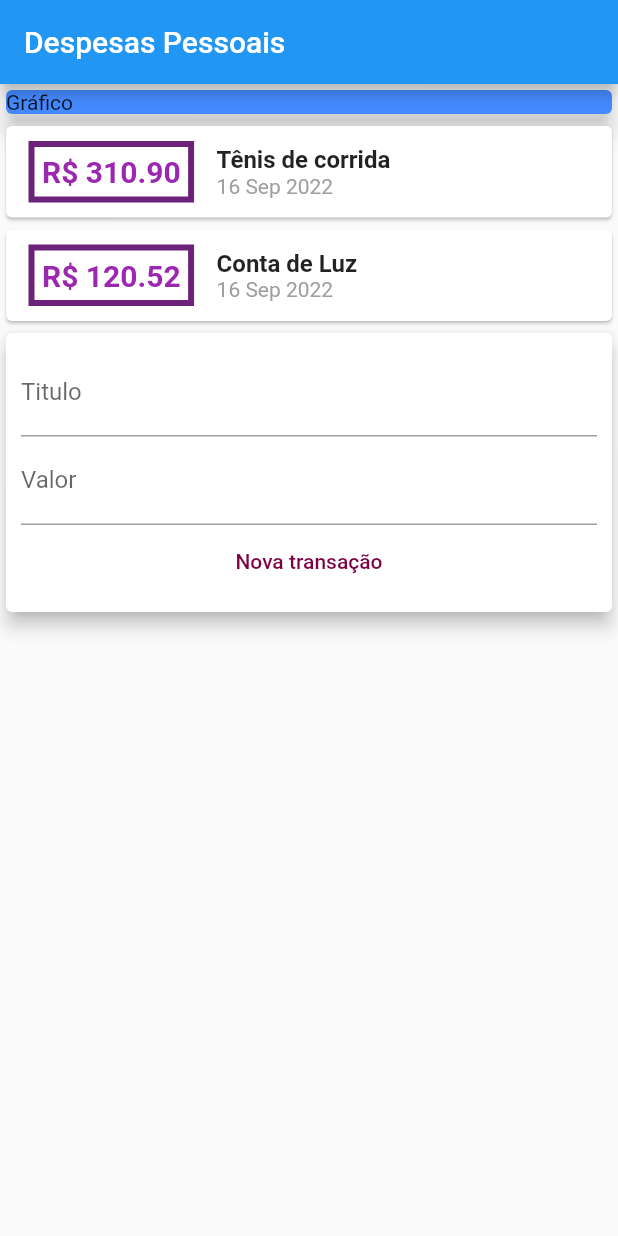
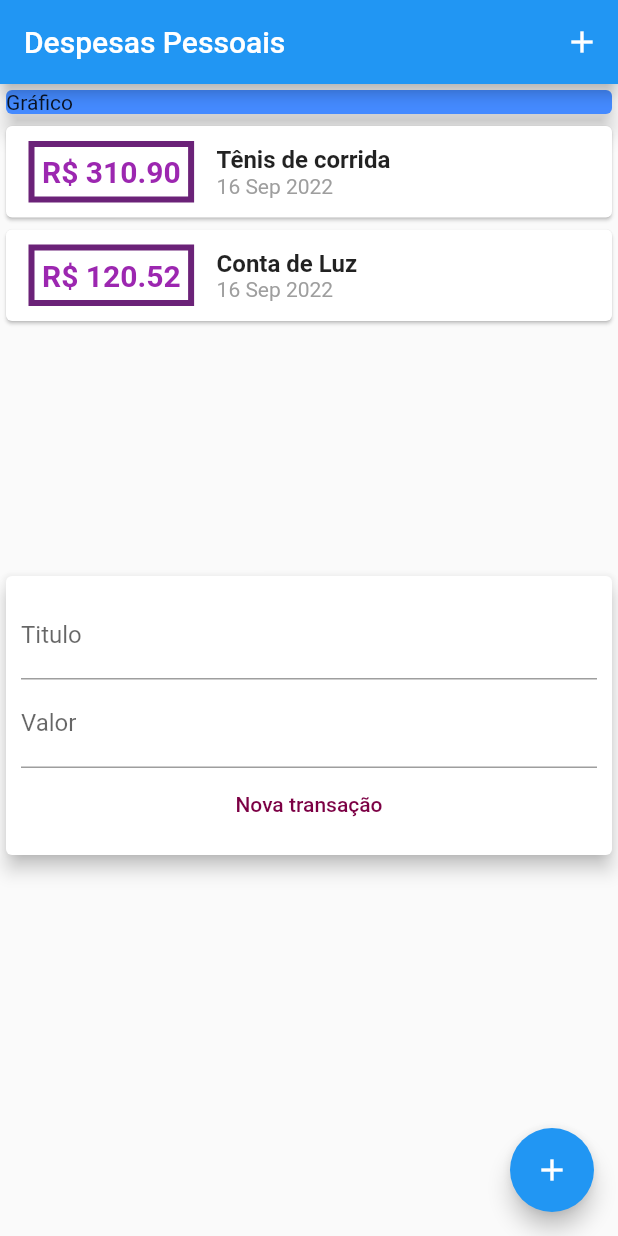
Before and after one commit to H3x4-Dec1m4l/expenses_project, a Flutter app: the screen it shows after launch, after a tap on "Nova transação", on a phone screen of 412 x 824 dp. Run offline on Flutter 3.47's test engine with Material 2 defaults, Android fonts, the phone set to English and light mode, and no system bars.

Commit message:
Att: refatorando componentes

```diff
--- a/lib/Components/transaction_form.dart
+++ b/lib/Components/transaction_form.dart
@@ -1,8 +1,23 @@
 import 'package:flutter/material.dart';
 
+
 class TransactionForm extends StatelessWidget {
-final textController = TextEditingController();
-final valueController = TextEditingController();
+  final textController = TextEditingController();
+  final valueController = TextEditingController();
+
+  final void Function(String, double) onSubmit;
+
+  TransactionForm(this.onSubmit);
+
+  _submitForm() { //função criada para usuario apertar a confirmação no teclado e já adicionar uma nova transação
+    final title = textController.text;
+    final value = double.tryParse(valueController.text) ?? 0.0;
+
+    if(title.isEmpty || value <=0){
+      return;
+    }
+    onSubmit(title, value);
+  }
 
   @override
   Widget build(BuildContext context) {
@@ -13,21 +28,24 @@ final valueController = TextEditingController();
         child: Column(
           children: <Widget>[
             TextField(
+              //titulo do produto
               controller: textController,
+              onSubmitted: (_) => _submitForm(),
               decoration: const InputDecoration(labelText: 'Titulo'),
             ),
             TextField(
+              //valor do produto
               controller: valueController,
+              keyboardType:
+                  const TextInputType.numberWithOptions(decimal: true),
+                  onSubmitted: (_) => _submitForm(),
               decoration: const InputDecoration(labelText: 'Valor'),
             ),
             FlatButton(
-              child: Text('Nova transação'),
-              textColor: Color.fromARGB(255, 124, 0, 68),
-              onPressed: () {
-                print(textController);
-                print(valueController);
-              },
-            )
+                child: Text('Nova transação'),
+                textColor: Color.fromARGB(255, 124, 0, 68),
+                onPressed: _submitForm,
+                )
           ],
         ),
       ),
--- a/lib/Components/transaction_list.dart
+++ b/lib/Components/transaction_list.dart
@@ -11,8 +11,12 @@ class TransactionList extends StatelessWidget {
   @override
   Widget build(BuildContext context) {
     return
-      Column(
-          children: transaction.map((tr) {
+      Container(
+        height: 300,
+        child: ListView.builder(
+          itemCount: transaction.length,
+          itemBuilder: (ctx, index) {
+            final tr = transaction[index];
             return Card(
               child: Row(
             children: <Widget>[
@@ -55,8 +59,11 @@ class TransactionList extends StatelessWidget {
                 ],
               ),
             ],
-        ));
-      }).toList());
+          )
+          );
+          },
+        )
+      );
 
   }
 }
--- a/lib/main.dart
+++ b/lib/main.dart
@@ -1,7 +1,9 @@
 import 'package:expenses_project/Components/transaction_form.dart';
-import 'package:expenses_project/Components/transaction_list.dart';
-import 'package:expenses_project/Models/transaction.dart';
 import 'package:flutter/material.dart';
+import 'dart:math';
+import './Components/transaction_form.dart';
+import './Components/transaction_list.dart';
+import '../Models/transaction.dart';
 
 main() => runApp(ExpensesApp());
 
@@ -12,10 +14,12 @@ class ExpensesApp extends StatelessWidget {
   }
 }
 
-class MyHomePage extends StatelessWidget {
+class MyHomePage extends StatefulWidget {
+  @override
+  State<MyHomePage> createState() => _MyHomePageState();
+}
 
-
-
+class _MyHomePageState extends State<MyHomePage> {
   final _transaction = [
     Transaction(
       id: 't1',
@@ -31,13 +35,36 @@ class MyHomePage extends StatelessWidget {
     ),
   ];
 
+  _addTransaction(String title, double value) {
+    final newTransaction = Transaction(
+        id: Random().nextBool().toString(),
+        title: title,
+        value: value,
+        date: DateTime.now());
+  }
+
+  _openTransactionFormModal(BuildContext context) {
+    showModalBottomSheet(
+        context: context,
+        builder: (_) {
+          return TransactionForm(null!);
+        });
+  }
+
   @override
   Widget build(BuildContext context) {
     return Scaffold(
       appBar: AppBar(
-        title: Text('Despesas Pessoais'),
+        title: const Text('Despesas Pessoais'),
+        actions: <Widget>[
+          IconButton(
+            icon: const Icon(Icons.add),
+            onPressed: () {},
           ),
-      body: Column(
+        ],
+      ),
+      body: SingleChildScrollView(
+        child: Column(
           crossAxisAlignment: CrossAxisAlignment.stretch,
           children: <Widget>[
             Container(
@@ -48,9 +75,18 @@ class MyHomePage extends StatelessWidget {
                 child: Text('Gráfico'),
               ),
             ),
+            Column(
+              children: [
                 TransactionList(_transaction),
-          TransactionForm(),
+                TransactionForm(_addTransaction)
               ],
+            ),
+          ],
+        ),
+      ),
+      floatingActionButton: FloatingActionButton(
+        child: const Icon(Icons.add),
+        onPressed: () {},
       ),
     );
   }
```
Lines whose indentation alone changed are shown as unchanged.
